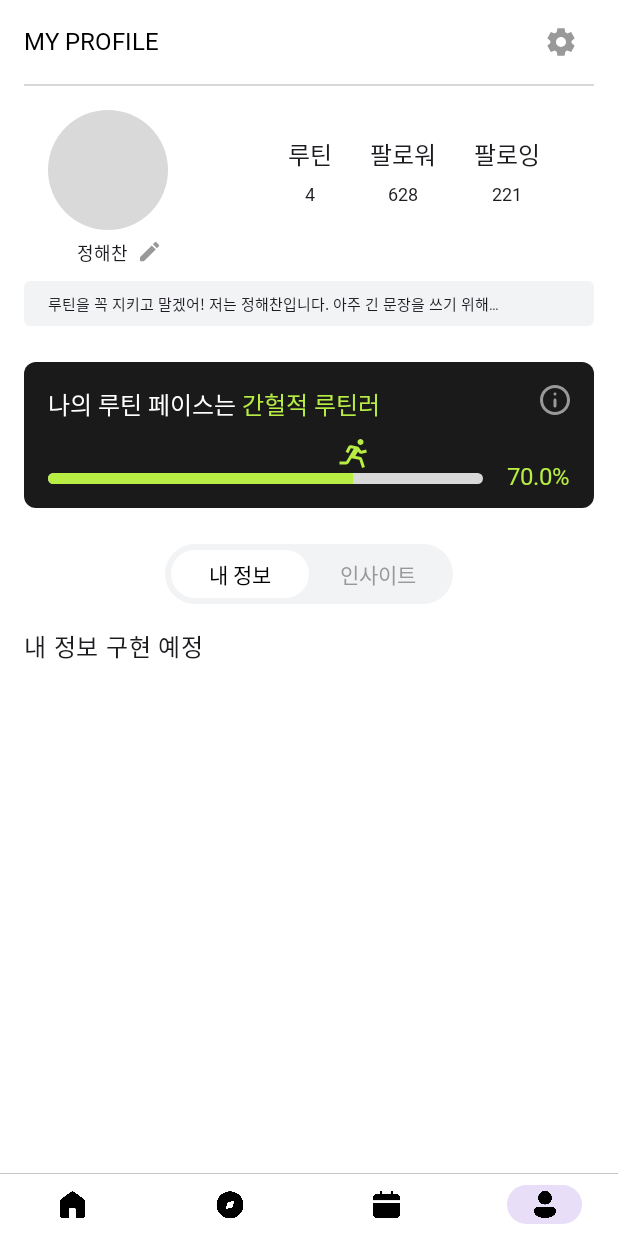
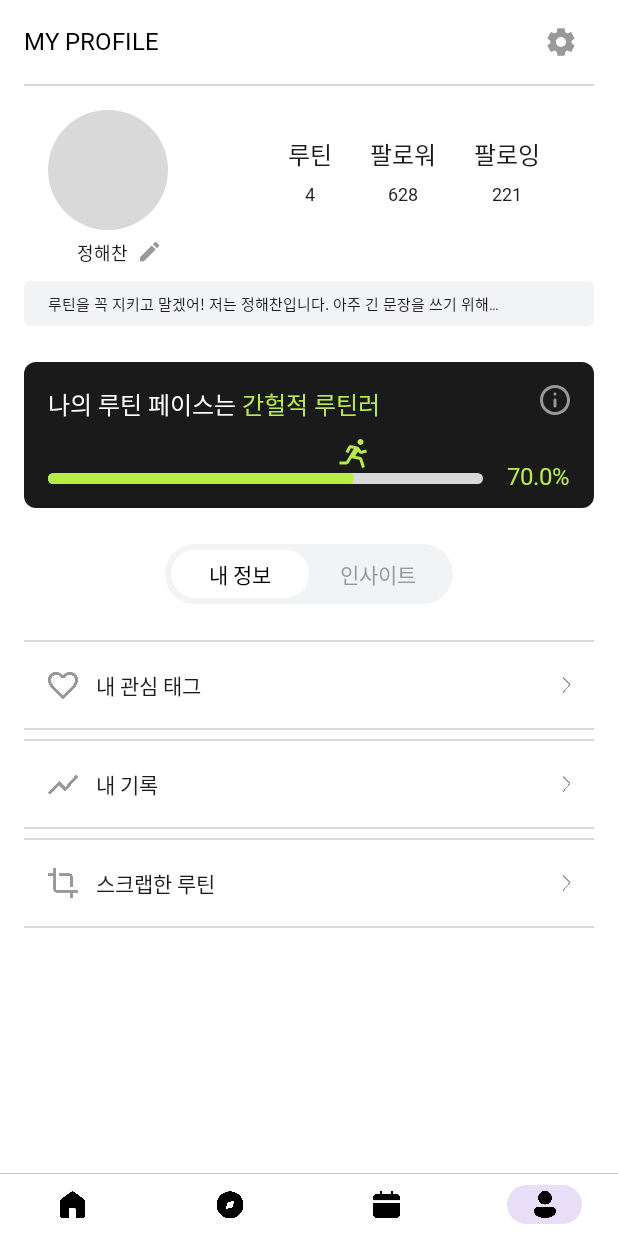
Before and after one commit to KUIT-MORU/KUIT_MORU_Android, an Android app built with Jetpack Compose: the ActMainScreen screen opened through its navigation route, on a phone screen of 412 x 824 dp. Run offline under Robolectric (Android 15) with nearby library versions, the phone set to English and light mode, and no system bars; Roboto replaces fonts that are not available here.

Commit message:
[feat] MyInfoDetail 구현

```diff
--- a/app/src/main/java/com/konkuk/moru/presentation/myactivity/component/MyActivityTab.kt
+++ b/app/src/main/java/com/konkuk/moru/presentation/myactivity/component/MyActivityTab.kt
@@ -1,36 +1,27 @@
 package com.konkuk.moru.presentation.myactivity.component
 
-import androidx.compose.animation.core.animateDp
-import androidx.compose.animation.core.updateTransition
 import androidx.compose.foundation.background
-import androidx.compose.foundation.clickable
 import androidx.compose.foundation.layout.Arrangement
 import androidx.compose.foundation.layout.Box
 import androidx.compose.foundation.layout.Column
 import androidx.compose.foundation.layout.Row
 import androidx.compose.foundation.layout.Spacer
-import androidx.compose.foundation.layout.fillMaxHeight
 import androidx.compose.foundation.layout.fillMaxSize
 import androidx.compose.foundation.layout.fillMaxWidth
 import androidx.compose.foundation.layout.height
-import androidx.compose.foundation.layout.offset
 import androidx.compose.foundation.layout.padding
-import androidx.compose.foundation.layout.width
 import androidx.compose.foundation.shape.RoundedCornerShape
 import androidx.compose.material3.Text
 import androidx.compose.runtime.Composable
-import androidx.compose.runtime.getValue
 import androidx.compose.ui.Alignment
 import androidx.compose.ui.Modifier
 import androidx.compose.ui.draw.clip
-import androidx.compose.ui.draw.shadow
 import androidx.compose.ui.graphics.Color
-import androidx.compose.ui.text.style.TextAlign
 import androidx.compose.ui.unit.dp
-import androidx.compose.ui.unit.sp
 import com.konkuk.moru.core.util.modifier.noRippleClickable
 import com.konkuk.moru.ui.theme.MORUTheme.colors
 import com.konkuk.moru.ui.theme.MORUTheme.typography
+import com.konkuk.moru.R
 
 @Composable
 fun MyActivityTab(
@@ -77,13 +68,15 @@ fun MyActivityTab(
             }
         }
 
-        Spacer(modifier = Modifier.height(16.dp))
+        Spacer(modifier = Modifier.height(24.dp))
 
         when (selectedTab) {
             0 -> {
-                Column(modifier = Modifier.fillMaxSize()) {
-                    Text("내 정보 구현 예정")
-                }
+                MyInfoDetail(myInfoDetailIcon = R.drawable.ic_heart_a , title = "내 관심 태그")
+                Spacer(modifier = Modifier.height(6.dp))
+                MyInfoDetail(myInfoDetailIcon = R.drawable.ic_graph_a , title = "내 기록")
+                Spacer(modifier = Modifier.height(6.dp))
+                MyInfoDetail(myInfoDetailIcon = R.drawable.ic_scrap_a , title = "스크랩한 루틴")
             }
 
             1 -> {
--- /dev/null
+++ b/app/src/main/java/com/konkuk/moru/presentation/myactivity/component/MyInfoDetail.kt
@@ -0,0 +1,78 @@
+package com.konkuk.moru.presentation.myactivity.component
+
+import androidx.compose.foundation.background
+import androidx.compose.foundation.layout.Arrangement
+import androidx.compose.foundation.layout.Box
+import androidx.compose.foundation.layout.Column
+import androidx.compose.foundation.layout.Row
+import androidx.compose.foundation.layout.Spacer
+import androidx.compose.foundation.layout.fillMaxWidth
+import androidx.compose.foundation.layout.height
+import androidx.compose.foundation.layout.padding
+import androidx.compose.foundation.layout.size
+import androidx.compose.foundation.layout.width
+import androidx.compose.material3.Icon
+import androidx.compose.material3.Text
+import androidx.compose.runtime.Composable
+import androidx.compose.ui.Alignment
+import androidx.compose.ui.Modifier
+import androidx.compose.ui.res.painterResource
+import androidx.compose.ui.unit.dp
+import com.konkuk.moru.R
+import com.konkuk.moru.ui.theme.MORUTheme.colors
+import com.konkuk.moru.ui.theme.MORUTheme.typography
+
+@Composable
+fun MyInfoDetail(
+    myInfoDetailIcon: Int,
+    title: String,
+    modifier: Modifier = Modifier
+) {
+    Column(
+        modifier = Modifier
+            .fillMaxWidth()
+    ) {
+        Box(
+            modifier = modifier
+                .fillMaxWidth()
+                .background(colors.lightGray)
+                .height(1.dp)
+        ) {  }
+        Row(
+            verticalAlignment = Alignment.CenterVertically,
+            horizontalArrangement = Arrangement.SpaceBetween,
+            modifier = Modifier
+                .fillMaxWidth()
+                .height(57.dp)
+                .padding(start = 16.dp, end = 16.dp)
+        ) {
+            Row(
+                modifier = Modifier
+            ){
+                Icon(
+                    painterResource(myInfoDetailIcon),
+                    contentDescription = "MyInfoDetail Icon",
+                    tint = colors.mediumGray,
+                    modifier = Modifier
+                        .size(20.dp)
+                )
+                Spacer(modifier = Modifier.width(12.dp))
+                Text(text = title, style = typography.body_SB_14)
+            }
+            Icon(
+                painterResource(R.drawable.ic_arrow_b),
+                contentDescription = "Arrow Icon",
+                tint = colors.mediumGray,
+                modifier = Modifier
+                    .height(12.dp)
+                    .width(5.dp)
+            )
+        }
+        Box(
+            modifier = modifier
+                .fillMaxWidth()
+                .background(colors.lightGray)
+                .height(1.dp)
+        ) {  }
+    }
+}
```
Also changed, not shown: app/src/main/java/com/konkuk/moru/presentation/myactivity/screen/ActMainScreen.kt (+0 -13 lines), app/src/main/res/drawable/ic_graph_a.png (added), app/src/main/res/drawable/ic_heart_a.png (added), app/src/main/res/drawable/ic_scrap_a.png (added).
